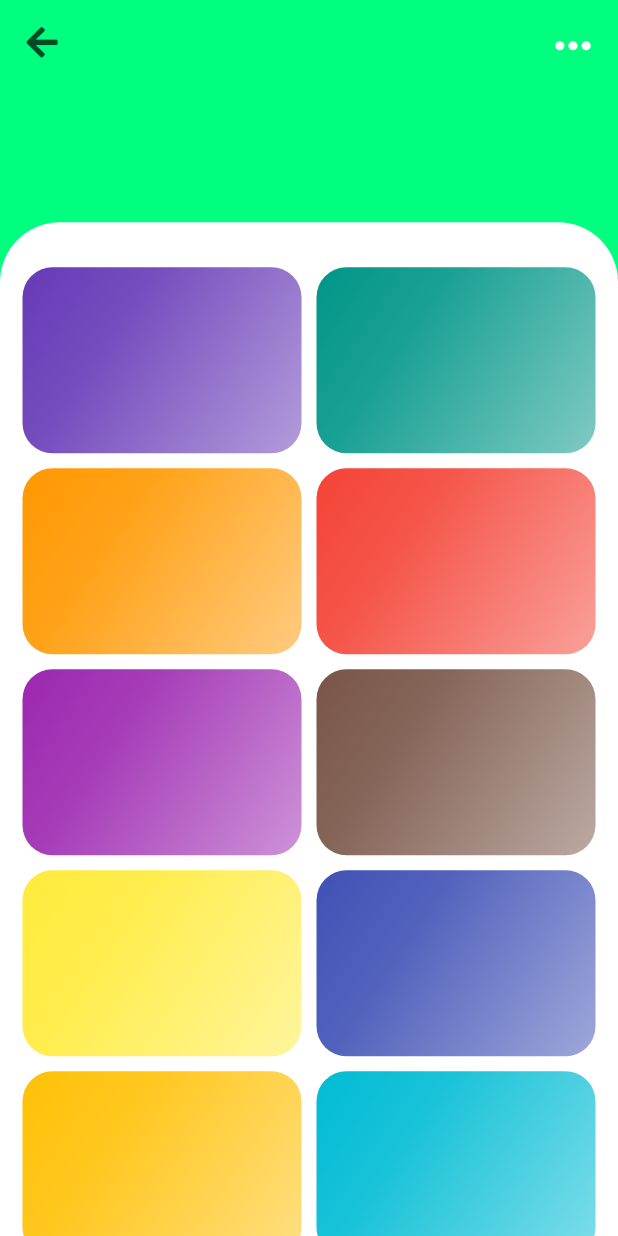
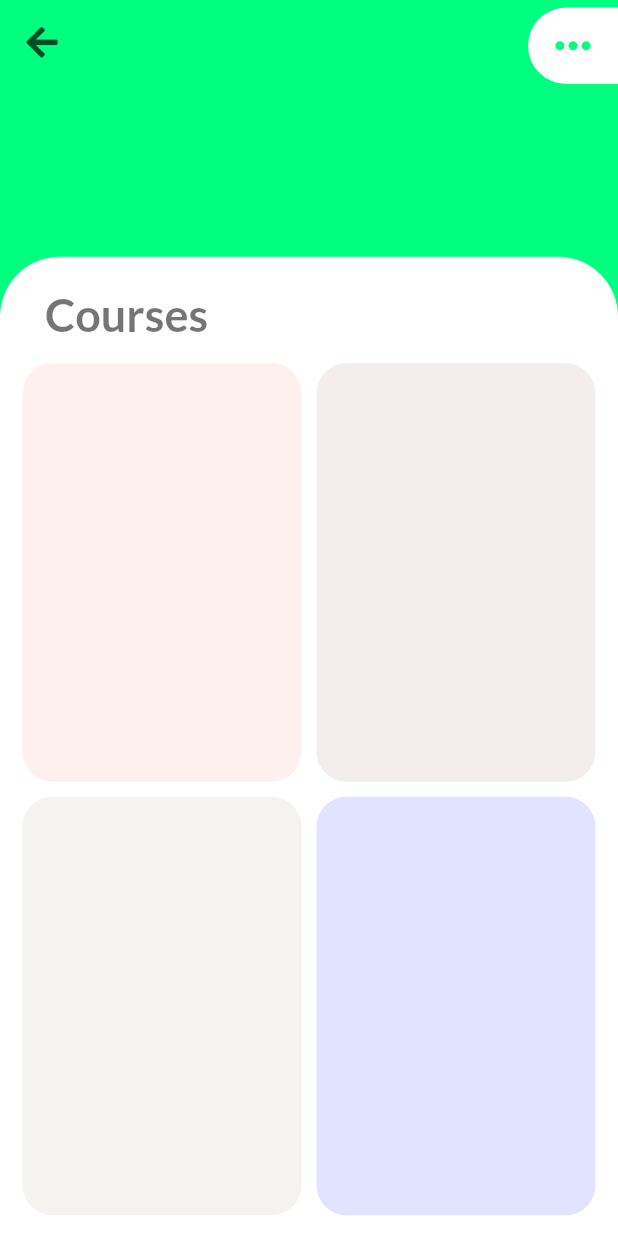
Before and after one commit to Ikechukwu-etoniru/children_acm_app, a Flutter app: the TrainingScreen screen opened by its route, on a phone screen of 412 x 824 dp. Run offline on Flutter 3.47's test engine with Material 2 defaults, Android fonts, the phone set to English and light mode, and no system bars; our stand-ins replace font_awesome_flutter.

Commit message:
Added Teaching aid screen

```diff
--- a/lib/main.dart
+++ b/lib/main.dart
@@ -1,3 +1,4 @@
+import 'package:acm_diocese_of_calabar/screen/teaching_aid_screen.dart';
 import 'package:acm_diocese_of_calabar/screen/training_screen.dart';
 import 'package:flutter/material.dart';
 import '/screen/dashboard_screen.dart';
@@ -14,7 +15,10 @@ class MyApp extends StatelessWidget {
       title: 'ACM',
       theme: ThemeData(primarySwatch: Colors.green, fontFamily: 'Lato'),
       home: DashboardScreen(),
-      routes: {TrainingScreen.routeName: (ctx) =>  TrainingScreen()},
+      routes: {
+        TrainingScreen.routeName: (ctx) => TrainingScreen(),
+        TeachingAidScreen.routeName: (ctx) => TeachingAidScreen()
+      },
     );
   }
 }
--- a/lib/screen/training_screen.dart
+++ b/lib/screen/training_screen.dart
@@ -24,20 +24,14 @@ class TrainingScreen extends StatelessWidget {
     }),
     backgroundColor: Colors.transparent,
     elevation: 0,
-    actions: const [AppbarTrailingIcon()],
+    actions: const [AppbarTrailingIcon(color: Colors.white)],
   );
 
-  final List<Color> gridColors = [
-    Colors.deepPurple,
-    Colors.teal,
-    Colors.orange,
-    Colors.red,
-    Colors.purple,
-    Colors.brown,
-    Colors.yellow,
-    Colors.indigo,
-    Colors.amber,
-    Colors.cyan
+  final List<Color> blockColorsList = [
+    const Color(0xfffff0f0),
+    const Color(0xfff3eded),
+    const Color(0xfff5f3ef),
+    const Color(0xffe1e3ff),
   ];
 
   @override
@@ -52,7 +46,7 @@ class TrainingScreen extends StatelessWidget {
       body: Column(
         children: [
           Container(
-            height: deviceHeight * 0.12,
+            height: deviceHeight * 0.15,
           ),
           Expanded(
             child: Container(
@@ -63,18 +57,41 @@ class TrainingScreen extends StatelessWidget {
                   topRight: Radius.circular(40),
                 ),
               ),
-              child: GridView.builder(
-                  padding:
-                      const EdgeInsets.symmetric(vertical: 30, horizontal: 15),
-                  itemCount: 10,
-                  gridDelegate: const SliverGridDelegateWithFixedCrossAxisCount(
-                    crossAxisCount: 2,
-                    childAspectRatio: 1.5,
-                    crossAxisSpacing: 10,
-                    mainAxisSpacing: 10,
+              child: Column(
+                children: [
+                  Container(
+                    margin: const EdgeInsets.only(
+                        top: 20, left: 30, right: 20, bottom: 5),
+                    child: Row(
+                      children: const [
+                        Text(
+                          'Courses',
+                          style: TextStyle(
+                              fontSize: 30,
+                              fontWeight: FontWeight.bold,
+                              color: Colors.black54),
+                        )
+                      ],
+                    ),
                   ),
-                  itemBuilder: (context, index) =>
-                      TrainingBlock(gridColors[index])),
+                  Expanded(
+                    child: GridView.builder(
+                      padding: const EdgeInsets.symmetric(
+                          vertical: 10, horizontal: 15),
+                      itemCount: 4,
+                      gridDelegate:
+                          const SliverGridDelegateWithFixedCrossAxisCount(
+                        crossAxisCount: 2,
+                        childAspectRatio: 2 / 3,
+                        crossAxisSpacing: 10,
+                        mainAxisSpacing: 10,
+                      ),
+                      itemBuilder: (context, index) =>
+                          TrainingBlock(blockColorsList[index]),
+                    ),
+                  ),
+                ],
+              ),
             ),
           )
         ],
--- a/lib/widget/appbar_trailing_icon.dart
+++ b/lib/widget/appbar_trailing_icon.dart
@@ -3,7 +3,8 @@ import 'package:flutter/material.dart';
 import '/screen/dashboard_screen.dart';
 
 class AppbarTrailingIcon extends StatelessWidget {
-  const AppbarTrailingIcon({Key? key}) : super(key: key);
+  final Color? color;
+  const AppbarTrailingIcon({Key? key, this.color}) : super(key: key);
 
   @override
   Widget build(BuildContext context) {
@@ -16,7 +17,7 @@ class AppbarTrailingIcon extends StatelessWidget {
           topLeft: Radius.circular(30),
           bottomLeft: Radius.circular(30),
         ),
-        color: DashboardScreen.primaryColor,
+        color: color ?? DashboardScreen.primaryColor,
         child: InkWell(
           borderRadius: const BorderRadius.only(
             topLeft: Radius.circular(30),
@@ -24,7 +25,11 @@ class AppbarTrailingIcon extends StatelessWidget {
           ),
           splashColor: Colors.lightGreen,
           onTap: () {},
-          child: const Icon(Icons.more_horiz_rounded, color: Colors.white,size: 35,),
+          child: Icon(
+            Icons.more_horiz_rounded,
+            color: color == null ? Colors.white : DashboardScreen.primaryColor,
+            size: 35,
+          ),
         ),
       ),
     );
--- a/lib/widget/training_widgets.dart/training_blocks.dart
+++ b/lib/widget/training_widgets.dart/training_blocks.dart
@@ -7,17 +7,9 @@ class TrainingBlock extends StatelessWidget {
   @override
   Widget build(BuildContext context) {
     return Container(
-      height: 100,
-      width: 250,
       decoration: BoxDecoration(
         color: color,
         borderRadius: BorderRadius.circular(20),
-        gradient: LinearGradient(colors: [
-          color.withOpacity(0.5),
-          color.withOpacity(0.7),
-          color.withOpacity(0.9),
-          color
-        ], begin: Alignment.bottomRight, end: Alignment.topLeft),
       ),
     );
   }
```
Also changed, not shown: lib/screen/app_drawer.dart (+8 -2 lines), lib/screen/dashboard_screen.dart (+12 -9 lines), lib/screen/teaching_aid_screen.dart (added, +230 -0 lines), pubspec.yaml (+7 -1 lines), images/art_icon.png (added), images/dashboard_icon.png (added), images/featured_icon.png (added), images/happy_child.png (deleted), images/happy_girl.png (added), images/object_lesson_icon.png (added), images/song_icon.png (added), images/story_icon.png (added).
